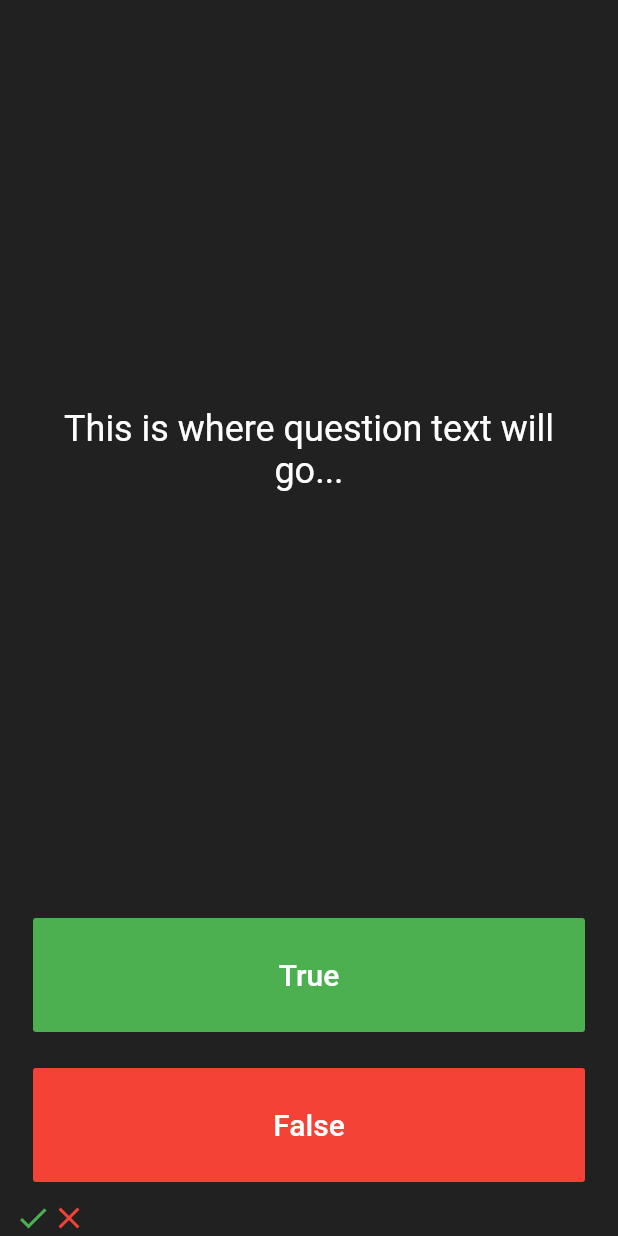
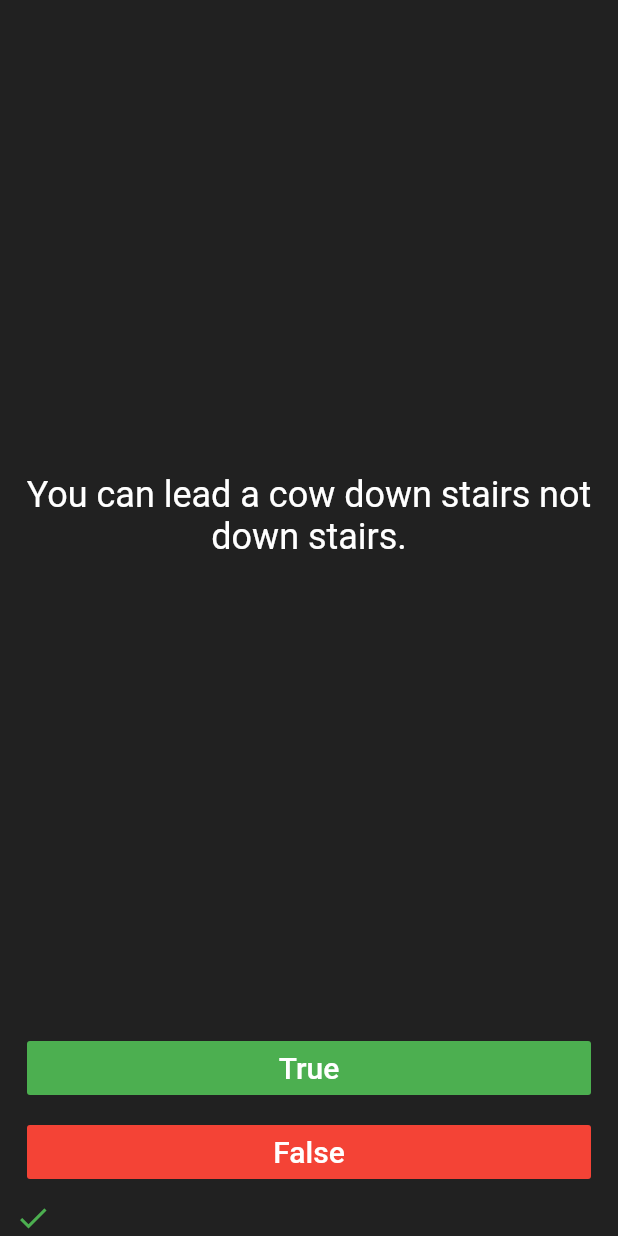
Before and after one commit to KayesAshfaQ/flatter_quizzler, a Flutter app: the screen it shows after launch, after a tap on "True", on a phone screen of 412 x 824 dp. Run offline on Flutter 3.47's test engine with Material 2 defaults, Android fonts, the phone set to English and light mode, and no system bars.

Commit message:
some updates done

```diff
--- a/lib/main.dart
+++ b/lib/main.dart
@@ -1,3 +1,4 @@
+import 'package:flatter_quizzler/question.dart';
 import 'package:flutter/cupertino.dart';
 import 'package:flutter/material.dart';
 
@@ -31,43 +32,82 @@ class QuizePage extends StatefulWidget {
 
 class _QuizePageState extends State<QuizePage> {
   List<Widget> scoreKeeper = [
-    const Icon(
+    /*const Icon(
       Icons.check,
       color: Colors.green,
     ),
     const Icon(
       Icons.close,
       color: Colors.red,
+    ),*/
+  ];
+
+  List<Question> questions = [
+    Question('Birds can fly.', true),
+    Question('You can lead a cow down stairs not down stairs.', false),
+    Question('Approximately one quarter of human bones are in feet.', true),
+    Question('A slug\'s blood is green.', true),
+  ];
+
+  /*List<String> questionList = [
+    'Birds can fly.',
+    'You can lead a cow down stairs not down stairs.',
+    'Approximately one quarter of human bones are in feet.',
+    'A slug\'s blood is green.'
+  ];
+
+  List<bool> answerList = [true, false, true, true];*/
+
+  int questionNumber = 0;
+
+  void changeQuestions(bool ans) {
+    setState(() {
+      if (questions[questionNumber].answer == ans) {
+        scoreKeeper.add(
+          const Icon(
+            Icons.check,
+            color: Colors.green,
           ),
-  ];
+        );
+      } else {
+        scoreKeeper.add(
+          const Icon(
+            Icons.close,
+            color: Colors.red,
+          ),
+        );
+      }
+
+      if (questionNumber < questions.length - 1) {
+        questionNumber++;
+      }
+    });
+  }
 
   @override
   Widget build(BuildContext context) {
     return Column(
       crossAxisAlignment: CrossAxisAlignment.stretch,
       children: [
-        const Expanded(
-          flex: 6,
-          child: Padding(
-            padding: EdgeInsets.all(10.0),
+        Expanded(
           child: Center(
             child: Text(
-                'This is where question text will go...',
+              questions[questionNumber].questionText,
               textAlign: TextAlign.center,
-                style: TextStyle(
+              style: const TextStyle(
                 color: Colors.white,
                 fontSize: 24.0,
               ),
             ),
           ),
         ),
-        ),
-        Expanded(
-          child: Padding(
-            padding: const EdgeInsets.all(12.0),
+        Container(
+          padding: const EdgeInsets.symmetric(horizontal: 8.0),
           child: FlatButton(
             color: Colors.green,
-              onPressed: () {},
+            onPressed: () {
+              changeQuestions(true);
+            },
             child: const Text(
               'True',
               style: TextStyle(
@@ -77,19 +117,20 @@ class _QuizePageState extends State<QuizePage> {
             ),
           ),
         ),
-        ),
-        Expanded(
-          child: Padding(
-            padding: const EdgeInsets.all(12.0),
+        Container(
+          padding: const EdgeInsets.all(8.0),
           child: FlatButton(
             color: Colors.red,
-              onPressed: () {},
+            onPressed: () {
+              setState(() {
+                changeQuestions(false);
+              });
+            },
             child: const Text(
               'False',
               style: TextStyle(
                 color: Colors.white,
                 fontSize: 20.0,
-                ),
               ),
             ),
           ),
--- /dev/null
+++ b/lib/question.dart
@@ -0,0 +1,6 @@
+class Question {
+  String questionText;
+  bool answer;
+
+  Question(this.questionText, this.answer);
+}
```
Also changed, not shown: 1 other file. Lines whose indentation alone changed are shown as unchanged.
